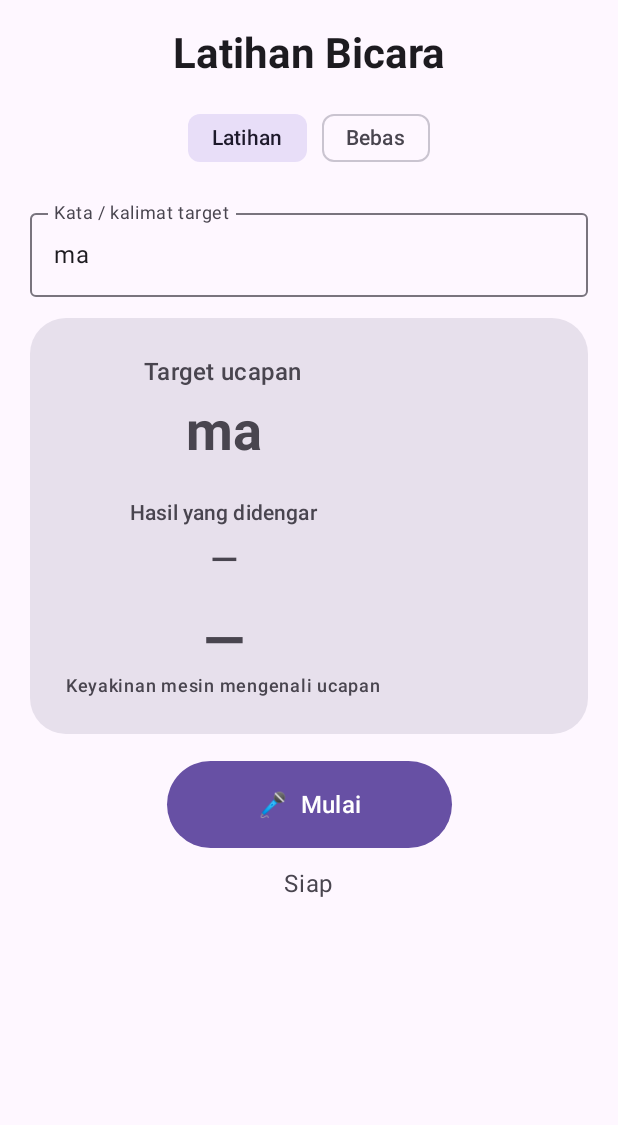
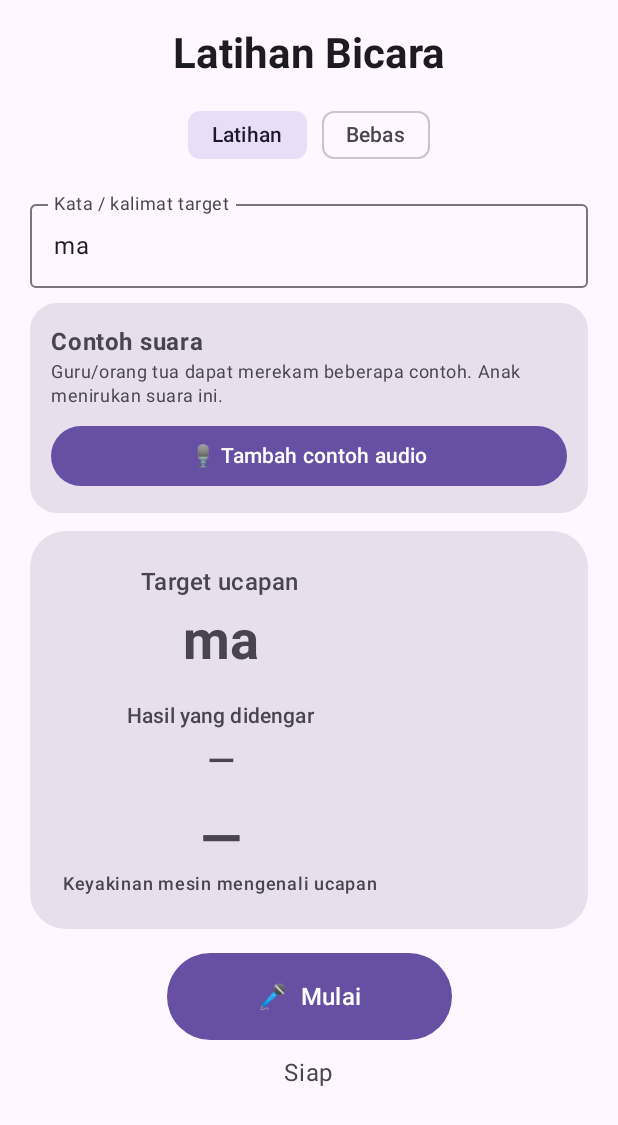
Before and after one commit to isana-banana/kamus-isyarat, an Android app built with Jetpack Compose: the screen it shows after launch (MainActivity), on a phone screen of 412 x 824 dp. Shown: the top 1125 px of the screen. Run offline under Robolectric (Android 15) with nearby library versions, the phone set to English and light mode, and no system bars.

Commit message:
feat: add record play and delete speech reference audio

```diff
--- a/speech-practice/app/src/main/java/com/kamusisyarat/speechpractice/MainActivity.kt
+++ b/speech-practice/app/src/main/java/com/kamusisyarat/speechpractice/MainActivity.kt
@@ -3,6 +3,8 @@ package com.kamusisyarat.speechpractice
 import android.Manifest
 import android.content.Intent
 import android.content.pm.PackageManager
+import android.media.MediaPlayer
+import android.media.MediaRecorder
 import android.os.Bundle
 import android.speech.RecognitionListener
 import android.speech.RecognizerIntent
@@ -25,6 +27,7 @@ import androidx.compose.material3.Card
 import androidx.compose.material3.CardDefaults
 import androidx.compose.material3.FilterChip
 import androidx.compose.material3.MaterialTheme
+import androidx.compose.material3.OutlinedButton
 import androidx.compose.material3.OutlinedTextField
 import androidx.compose.material3.Surface
 import androidx.compose.material3.Text
@@ -41,21 +44,38 @@ import kotlin.math.roundToInt
 
 class MainActivity : ComponentActivity() {
     private var recognizer: SpeechRecognizer? = null
+    private var mediaRecorder: MediaRecorder? = null
+    private var mediaPlayer: MediaPlayer? = null
+    private var recordingFile: java.io.File? = null
+    private lateinit var referenceStore: AudioReferenceStore
     private var state by mutableStateOf(UiState())
+
     private val permission = registerForActivityResult(ActivityResultContracts.RequestPermission()) {
         if (it) listen()
     }
 
     override fun onCreate(b: Bundle?) {
         super.onCreate(b)
+        referenceStore = AudioReferenceStore(this)
+        state = state.copy(references = referenceStore.list(state.target))
         setContent {
             MaterialTheme {
                 Surface(modifier = Modifier.fillMaxSize()) {
                     Screen(
                         state,
-                        { state = state.copy(mode = it, result = "", confidence = null, status = "Siap") },
-                        { state = state.copy(target = it) },
-                        ::requestAudio
+                        { mode -> state = state.copy(mode = mode, result = "", confidence = null, status = "Siap") },
+                        { target ->
+                            state = state.copy(
+                                target = target,
+                                references = referenceStore.list(target),
+                                result = "",
+                                confidence = null
+                            )
+                        },
+                        ::requestAudio,
+                        ::toggleReferenceRecording,
+                        ::playReference,
+                        ::deleteReference
                     )
                 }
             }
@@ -70,6 +90,101 @@ class MainActivity : ComponentActivity() {
         }
     }
 
+    private fun toggleReferenceRecording() {
+        if (state.recordingReference) stopReferenceRecording() else startReferenceRecording()
+    }
+
+    private fun startReferenceRecording() {
+        if (state.target.isBlank()) {
+            state = state.copy(status = "Isi target terlebih dahulu")
+            return
+        }
+        if (checkSelfPermission(Manifest.permission.RECORD_AUDIO) != PackageManager.PERMISSION_GRANTED) {
+            permission.launch(Manifest.permission.RECORD_AUDIO)
+            state = state.copy(status = "Izinkan mikrofon, lalu tekan Tambah contoh lagi")
+            return
+        }
+
+        try {
+            recognizer?.destroy()
+            recognizer = null
+            val file = referenceStore.createFile()
+            val recorder = MediaRecorder()
+            recorder.setAudioSource(MediaRecorder.AudioSource.MIC)
+            recorder.setOutputFormat(MediaRecorder.OutputFormat.MPEG_4)
+            recorder.setAudioEncoder(MediaRecorder.AudioEncoder.AAC)
+            recorder.setAudioSamplingRate(44100)
+            recorder.setAudioEncodingBitRate(128000)
+            recorder.setOutputFile(file.absolutePath)
+            recorder.prepare()
+            recorder.start()
+            mediaRecorder = recorder
+            recordingFile = file
+            state = state.copy(
+                recordingReference = true,
+                listening = false,
+                status = "Merekam contoh: ${state.target}"
+            )
+        } catch (e: Exception) {
+            recordingFile?.delete()
+            recordingFile = null
+            mediaRecorder?.release()
+            mediaRecorder = null
+            state = state.copy(status = "Gagal memulai rekaman")
+        }
+    }
+
+    private fun stopReferenceRecording() {
+        val file = recordingFile
+        try {
+            mediaRecorder?.stop()
+        } catch (_: Exception) {
+            file?.delete()
+        } finally {
+            mediaRecorder?.release()
+            mediaRecorder = null
+            recordingFile = null
+        }
+
+        if (file != null && file.exists() && file.length() > 1000) {
+            referenceStore.add(state.target, file.name)
+            state = state.copy(
+                references = referenceStore.list(state.target),
+                recordingReference = false,
+                status = "Contoh suara tersimpan"
+            )
+        } else {
+            file?.delete()
+            state = state.copy(recordingReference = false, status = "Rekaman terlalu pendek")
+        }
+    }
+
+    private fun playReference(ref: AudioReference) {
+        try {
+            mediaPlayer?.release()
+            mediaPlayer = MediaPlayer().apply {
+                setDataSource(referenceStore.file(ref).absolutePath)
+                prepare()
+                setOnCompletionListener { release(); mediaPlayer = null }
+                start()
+            }
+            state = state.copy(status = "Memutar ${ref.label}")
+        } catch (_: Exception) {
+            state = state.copy(status = "Audio tidak dapat diputar")
+        }
+    }
+
+    private fun deleteReference(ref: AudioReference) {
+        mediaPlayer?.release()
+        mediaPlayer = null
+        referenceStore.file(ref).delete()
+        referenceStore.delete(state.target, ref.id)
+        state = state.copy(
+            references = referenceStore.list(state.target),
+            status = "${ref.label} dihapus"
+        )
+    }
+
     private fun listen() {
         recognizer?.destroy()
         recognizer = SpeechRecognizer.createSpeechRecognizer(this).also { sr ->
@@ -77,26 +192,13 @@ class MainActivity : ComponentActivity() {
                 override fun onReadyForSpeech(p: Bundle?) {
                     state = state.copy(status = "Mendengarkan…", listening = true)
                 }
-
-                override fun onBeginningOfSpeech() {
-                    state = state.copy(status = "Mendeteksi suara…")
-                }
-
-                override fun onEndOfSpeech() {
-                    state = state.copy(status = "Memproses…")
-                }
-
-                override fun onError(e: Int) {
-                    state = state.copy(status = err(e), listening = false, confidence = null)
-                }
-
+                override fun onBeginningOfSpeech() { state = state.copy(status = "Mendeteksi suara…") }
+                override fun onEndOfSpeech() { state = state.copy(status = "Memproses…") }
+                override fun onError(e: Int) { state = state.copy(status = err(e), listening = false, confidence = null) }
                 override fun onResults(b: Bundle?) {
-                    val t = b?.getStringArrayList(SpeechRecognizer.RESULTS_RECOGNITION)
-                        ?.firstOrNull().orEmpty()
-                    val raw = b?.getFloatArray(SpeechRecognizer.CONFIDENCE_SCORES)
-                        ?.firstOrNull()
+                    val t = b?.getStringArrayList(SpeechRecognizer.RESULTS_RECOGNITION)?.firstOrNull().orEmpty()
+                    val raw = b?.getFloatArray(SpeechRecognizer.CONFIDENCE_SCORES)?.firstOrNull()
                     val confidence = raw?.takeIf { it in 0f..1f }?.times(100f)?.roundToInt()
-
                     state = state.copy(
                         result = t,
                         confidence = confidence,
@@ -104,13 +206,10 @@ class MainActivity : ComponentActivity() {
                         listening = false
                     )
                 }
-
                 override fun onPartialResults(b: Bundle?) {
-                    val t = b?.getStringArrayList(SpeechRecognizer.RESULTS_RECOGNITION)
-                        ?.firstOrNull().orEmpty()
+                    val t = b?.getStringArrayList(SpeechRecognizer.RESULTS_RECOGNITION)?.firstOrNull().orEmpty()
                     if (t.isNotBlank()) state = state.copy(result = t)
                 }
-
                 override fun onRmsChanged(v: Float) {}
                 override fun onBufferReceived(b: ByteArray?) {}
                 override fun onEvent(t: Int, b: Bundle?) {}
@@ -123,7 +222,6 @@ class MainActivity : ComponentActivity() {
             putExtra(RecognizerIntent.EXTRA_PARTIAL_RESULTS, true)
             putExtra(RecognizerIntent.EXTRA_MAX_RESULTS, 3)
         }
-
         state = state.copy(listening = true, result = "", confidence = null, status = "Memulai…")
         recognizer?.startListening(i)
     }
@@ -139,6 +237,8 @@ class MainActivity : ComponentActivity() {
 
     override fun onDestroy() {
         recognizer?.destroy()
+        mediaRecorder?.release()
+        mediaPlayer?.release()
         super.onDestroy()
     }
 }
@@ -151,7 +251,9 @@ private data class UiState(
     val result: String = "",
     val confidence: Int? = null,
     val status: String = "Siap",
-    val listening: Boolean = false
+    val listening: Boolean = false,
+    val recordingReference: Boolean = false,
+    val references: List<AudioReference> = emptyList()
 )
 
 @Composable
@@ -159,7 +261,10 @@ private fun Screen(
     s: UiState,
     onMode: (Mode) -> Unit,
     onTarget: (String) -> Unit,
-    onListen: () -> Unit
+    onListen: () -> Unit,
+    onRecordReference: () -> Unit,
+    onPlayReference: (AudioReference) -> Unit,
+    onDeleteReference: (AudioReference) -> Unit
 ) {
     val confidenceColor = when {
         s.confidence == null -> MaterialTheme.colorScheme.onSurfaceVariant
@@ -173,22 +278,12 @@ private fun Screen(
         horizontalAlignment = Alignment.CenterHorizontally
     ) {
         Text("Latihan Bicara", style = MaterialTheme.typography.headlineMedium, fontWeight = FontWeight.Bold)
+        Spacer(Modifier.height(12.dp))
+        Row(horizontalArrangement = Arrangement.spacedBy(10.dp)) {
+            FilterChip(s.mode == Mode.PRACTICE, { onMode(Mode.PRACTICE) }, label = { Text("Latihan") })
+            FilterChip(s.mode == Mode.FREE, { onMode(Mode.FREE) }, label = { Text("Bebas") })
+        }
         Spacer(Modifier.height(14.dp))
-
-        Row(horizontalArrangement = Arrangement.spacedBy(10.dp)) {
-            FilterChip(
-                selected = s.mode == Mode.PRACTICE,
-                onClick = { onMode(Mode.PRACTICE) },
-                label = { Text("Latihan") }
-            )
-            FilterChip(
-                selected = s.mode == Mode.FREE,
-                onClick = { onMode(Mode.FREE) },
-                label = { Text("Bebas") }
-            )
-        }
-
-        Spacer(Modifier.height(18.dp))
 
         if (s.mode == Mode.PRACTICE) {
             OutlinedTextField(
@@ -198,7 +293,42 @@ private fun Screen(
                 singleLine = true,
                 modifier = Modifier.fillMaxWidth()
             )
-            Spacer(Modifier.height(14.dp))
+            Spacer(Modifier.height(10.dp))
+
+            Card(
+                modifier = Modifier.fillMaxWidth(),
+                shape = RoundedCornerShape(18.dp),
+                colors = CardDefaults.cardColors(containerColor = MaterialTheme.colorScheme.surfaceVariant)
+            ) {
+                Column(Modifier.padding(14.dp)) {
+                    Text("Contoh suara", fontWeight = FontWeight.Bold)
+                    Text(
+                        "Guru/orang tua dapat merekam beberapa contoh. Anak menirukan suara ini.",
+                        style = MaterialTheme.typography.bodySmall,
+                        color = MaterialTheme.colorScheme.onSurfaceVariant
+                    )
+                    Spacer(Modifier.height(8.dp))
+                    Button(onClick = onRecordReference, modifier = Modifier.fillMaxWidth()) {
+                        Text(if (s.recordingReference) "⏹ Selesai & simpan contoh" else "🎙 Tambah contoh audio")
+                    }
+
+                    s.references.forEach { ref ->
+                        Row(
+                            modifier = Modifier.fillMaxWidth().padding(top = 6.dp),
+                            horizontalArrangement = Arrangement.spacedBy(6.dp),
+                            verticalAlignment = Alignment.CenterVertically
+                        ) {
+                            OutlinedButton(onClick = { onPlayReference(ref) }, modifier = Modifier.weight(1f)) {
+                                Text("▶ ${ref.label}")
+                            }
+                            OutlinedButton(onClick = { onDeleteReference(ref) }) {
+                                Text("Hapus")
+                            }
+                        }
+                    }
+                }
+            }
+            Spacer(Modifier.height(12.dp))
         }
 
         Card(
@@ -206,66 +336,32 @@ private fun Screen(
             shape = RoundedCornerShape(24.dp),
             colors = CardDefaults.cardColors(containerColor = MaterialTheme.colorScheme.surfaceVariant)
         ) {
-            Column(
-                modifier = Modifier.padding(24.dp),
-                horizontalAlignment = Alignment.CenterHorizontally
-            ) {
-                Text(
-                    if (s.mode == Mode.PRACTICE) "Target ucapan" else "Ucapan bebas",
-                    style = MaterialTheme.typography.titleMedium
-                )
-
+            Column(Modifier.padding(22.dp), horizontalAlignment = Alignment.CenterHorizontally) {
+                Text(if (s.mode == Mode.PRACTICE) "Target ucapan" else "Ucapan bebas", style = MaterialTheme.typography.titleMedium)
                 if (s.mode == Mode.PRACTICE) {
-                    Spacer(Modifier.height(6.dp))
-                    Text(
-                        s.target.ifBlank { "—" },
-                        style = MaterialTheme.typography.displaySmall,
-                        fontWeight = FontWeight.Bold
-                    )
+                    Spacer(Modifier.height(5.dp))
+                    Text(s.target.ifBlank { "—" }, style = MaterialTheme.typography.displaySmall, fontWeight = FontWeight.Bold)
                 }
-
-                Spacer(Modifier.height(22.dp))
-                Text(
-                    "Hasil yang didengar",
-                    style = MaterialTheme.typography.labelLarge,
-                    color = MaterialTheme.colorScheme.onSurfaceVariant
-                )
-                Spacer(Modifier.height(5.dp))
-                Text(
-                    if (s.result.isBlank()) "—" else "“" + s.result + "”",
-                    style = MaterialTheme.typography.headlineSmall,
-                    fontWeight = FontWeight.SemiBold
-                )
-
-                Spacer(Modifier.height(16.dp))
-                Text(
-                    if (s.confidence == null) "—" else s.confidence.toString() + "%",
-                    style = MaterialTheme.typography.displaySmall,
-                    color = confidenceColor,
-                    fontWeight = FontWeight.Bold
-                )
-                Text(
-                    "Keyakinan mesin mengenali ucapan",
-                    style = MaterialTheme.typography.labelMedium,
-                    color = MaterialTheme.colorScheme.onSurfaceVariant
-                )
+                Spacer(Modifier.height(18.dp))
+                Text("Hasil yang didengar", style = MaterialTheme.typography.labelLarge, color = MaterialTheme.colorScheme.onSurfaceVariant)
+                Spacer(Modifier.height(4.dp))
+                Text(if (s.result.isBlank()) "—" else "“${s.result}”", style = MaterialTheme.typography.headlineSmall, fontWeight = FontWeight.SemiBold)
+                Spacer(Modifier.height(14.dp))
+                Text(if (s.confidence == null) "—" else "${s.confidence}%", style = MaterialTheme.typography.displaySmall, color = confidenceColor, fontWeight = FontWeight.Bold)
+                Text("Keyakinan mesin mengenali ucapan", style = MaterialTheme.typography.labelMedium, color = MaterialTheme.colorScheme.onSurfaceVariant)
             }
         }
 
-        Spacer(Modifier.height(18.dp))
+        Spacer(Modifier.height(16.dp))
         Button(
             onClick = onListen,
-            enabled = !s.listening,
+            enabled = !s.listening && !s.recordingReference,
             modifier = Modifier.size(width = 190.dp, height = 58.dp),
             shape = RoundedCornerShape(30.dp)
         ) {
-            Text(
-                if (s.listening) "Mendengarkan…" else "🎤  Mulai",
-                style = MaterialTheme.typography.titleMedium
-            )
+            Text(if (s.listening) "Mendengarkan…" else "🎤  Mulai", style = MaterialTheme.typography.titleMedium)
         }
-
-        Spacer(Modifier.height(12.dp))
+        Spacer(Modifier.height(10.dp))
         Text(s.status, color = MaterialTheme.colorScheme.onSurfaceVariant)
     }
 }
```
